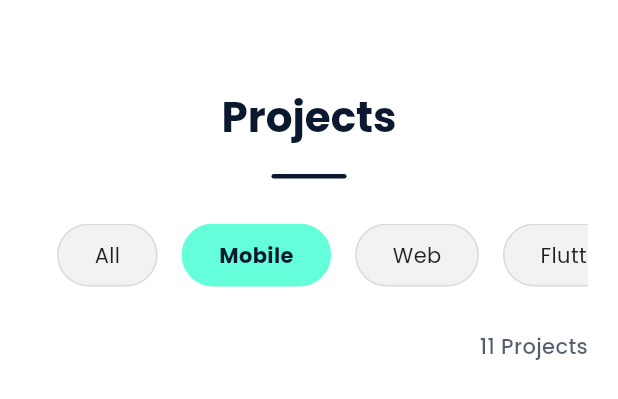
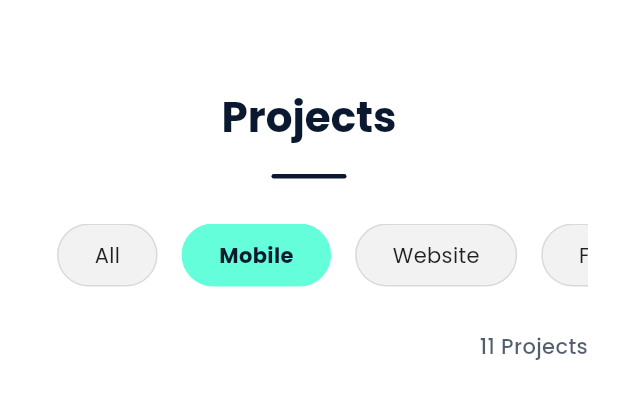
Before and after one commit to BackershanT/my_protfolio_flutter, a Flutter app: the ProjectsSection widget shown alone on an empty page, opened directly, after a tap on "Mobile", on a phone screen of 412 x 824 dp. Shown: the top 399 px of the screen. Run offline on Flutter 3.47's test engine with Material 3 defaults, Android fonts, the phone set to English and light mode, and no system bars; drawn by our look-alikes of flutter_animate; our stand-ins replace cloud_firestore, dio, easy_localization, firebase_core, flutter_screenutil, font_awesome_flutter and 3 more; accounts and stored records are empty; network calls fail.

Commit message:
chore(projects): add Threads projects and update project categories
- Added Threads Admin dashboard project with React and TypeScript details
- Added Threads Website project built with Next.js and related tech stack
- Added Threads Backend project with Node.js and Express backend API info
- Updated project categories to include "Website" instead of "Web"
- Added assets for Threads projects in app assets constants
- Removed CocoaPods dependencies and related build phases from macOS project
- Updated Flutter widget test for counter increment verification
- Updated copyright year to 2026 in macOS and Windows configs
- Updated description meta tag content in web index.html to default Flutter text

```diff
--- a/lib/features/projects/data/models/project_data.dart
+++ b/lib/features/projects/data/models/project_data.dart
@@ -402,6 +402,46 @@ class ProjectData {
       type: ProjectType.mobile,
       readmeFilePath: 'assets/projects/ecommerce/ecommerce_platform_readme.md',
     ),
+
+    Project(
+      id: '17',
+      title: 'Threads Admin',
+      description: 'A modern e-commerce admin dashboard built with React and TypeScript. Features include product management, order tracking, customer management, analytics, revenue monitoring, banners, and settings. The dashboard has a clean, responsive UI with sidebar navigation and comprehensive data visualization capabilities.',
+      technologies: ['React', 'TypeScript', 'Vite', 'TailwindCSS', 'Lucide React', 'React Router DOM'],
+      imageUrl: AppAssets.projectThreadsAdmin,
+      screenshots: [],
+      codeUrl: '',
+      demoUrl: '',
+      type: ProjectType.website,
+      readmeFilePath: 'assets/projects/threads/threads_admin_readme.md',
+    ),
+
+    Project(
+      id: '18',
+      title: 'Thread - Premium Fashion Clothing',
+      description: 'A modern e-commerce website built with Next.js 16 for selling premium women\'s fashion clothing. The application features a complete shopping experience with product browsing, 3D product visualization, shopping cart functionality, favorites system, user authentication, and integrated payment processing. It includes responsive design for mobile and desktop, category-based navigation, and various promotional sections like new arrivals, best sellers, and offers.',
+      technologies: ['Next.js', 'React', 'TypeScript', 'Tailwind CSS', 'Zustand', 'React Three Fiber', 'React Three Drei', 'Framer Motion', 'Axios', 'Razorpay API'],
+      imageUrl: AppAssets.projectThreadsWebsite,
+      screenshots: [],
+      codeUrl: '',
+      demoUrl: '',
+      type: ProjectType.website,
+      readmeFilePath: 'assets/projects/threads/threads_website_readme.md',
+    ),
+
+    Project(
+      id: '19',
+      title: 'Threads Backend',
+      description: 'A backend API for a Threads clothing store built with Node.js and Express. The system handles user authentication, product management with variants (size, color, fabric), order processing, and payment integration with Razorpay. It includes both user-facing and admin functionalities with role-based access control.',
+      technologies: ['TypeScript', 'Node.js', 'Express', 'MongoDB', 'Mongoose', 'JWT', 'Bcrypt', 'Cors', 'Cloudinary', 'Razorpay', 'Dotenv'],
+      imageUrl: AppAssets.projectThreadsBackend,
+      screenshots: [],
+      codeUrl: '',
+      demoUrl: '',
+      type: ProjectType.website,
+      readmeFilePath: 'assets/projects/threads/threads_backend_readme.md',
+    ),
+
   ];
 
   static List<Project> getAllProjects() => List.from(projects.reversed);
--- a/lib/features/projects/presentation/projects_section.dart
+++ b/lib/features/projects/presentation/projects_section.dart
@@ -25,7 +25,7 @@ class _ProjectsSectionState extends State<ProjectsSection>
   late List<Project> _filteredProjects;
   String _selectedCategory = 'All';
 
-  final List<String> _categories = ['All', 'Mobile', 'Web', 'Flutter', 'React'];
+  final List<String> _categories = ['All', 'Mobile', 'Website', 'Flutter', 'React'];
 
   @override
   void initState() {
--- a/lib/features/shared/core/constants/app_assets.dart
+++ b/lib/features/shared/core/constants/app_assets.dart
@@ -35,6 +35,11 @@ class AppAssets {
   static const String projectCkBeton = 'assets/projects/ck/ckbeton.jpg';
   static const String projectDorToDor24 =
       'assets/projects/dortodor24/dor_to_dor24.png';
+
+  // Threads project images
+  static const String projectThreadsAdmin = 'assets/projects/threads/threads_admin.png';
+  static const String projectThreadsWebsite = 'assets/projects/threads/threads_website.png';
+  static const String projectThreadsBackend = 'assets/projects/threads/threads_backend.png';
 
   // Additional project images
   static const String projectClanLogo =
--- a/pubspec.yaml
+++ b/pubspec.yaml
@@ -97,6 +97,7 @@ flutter:
     - assets/projects/reachout/
     - assets/projects/calender/
     - assets/projects/clan_logo/
+    - assets/projects/threads/
     - assets/projects/
     - assets/resume/
     - assets/testimonial/
```
Also changed, not shown: 12 other files.
